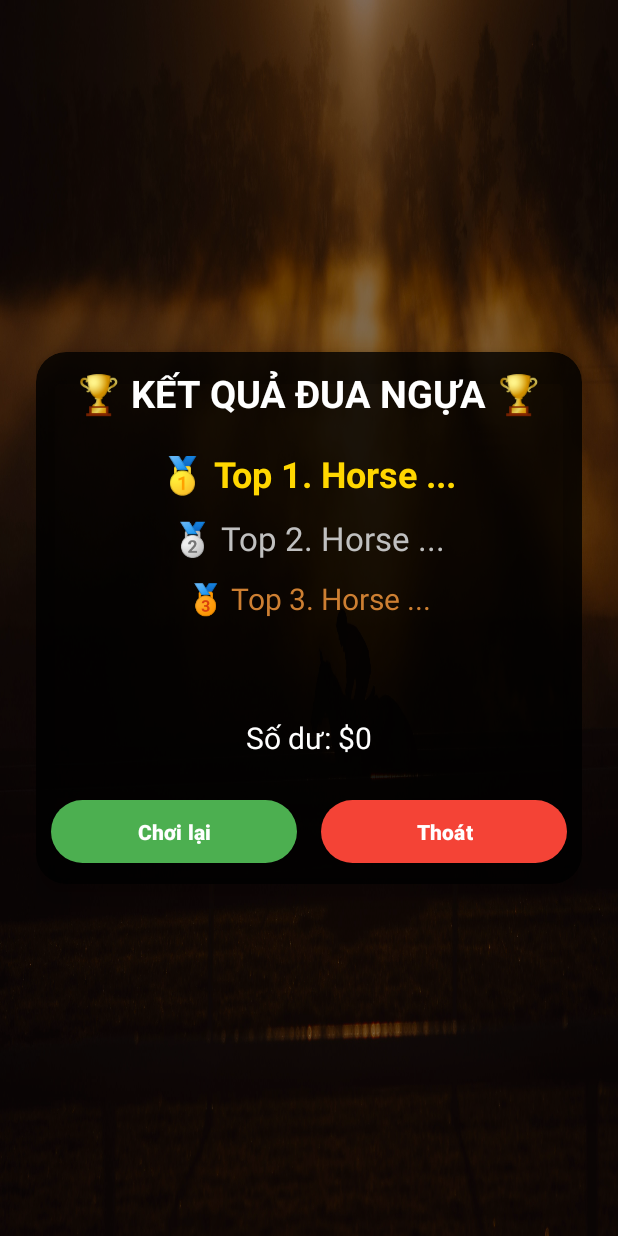
After one commit to HNThang18/PRM232-GroupProject, an Android app: the ResultActivity screen opened directly, with no data from a screen before it, on a phone screen of 412 x 824 dp. The commit adds this screen. Run offline under Robolectric (Android 15) with nearby library versions, the phone set to English and light mode, and no system bars; 1 statement that could not run was skipped.

Commit message:
Race Result

```diff
--- a/app/src/main/AndroidManifest.xml
+++ b/app/src/main/AndroidManifest.xml
@@ -16,6 +16,11 @@
             android:exported="false" />
 
         <activity
+            android:name=".ResultActivity"
+            android:exported="false" />
+
+
+        <activity
             android:name=".MainActivity"
             android:exported="true" />
 
--- a/app/src/main/java/com/example/group_2/MainActivity.java
+++ b/app/src/main/java/com/example/group_2/MainActivity.java
@@ -1,5 +1,6 @@
 package com.example.group_2;
 
+import android.content.Intent;
 import android.os.Bundle;
 import android.os.Handler;
 import android.os.Looper;
@@ -152,7 +153,21 @@ public class MainActivity extends AppCompatActivity {
 
                         Toast.makeText(MainActivity.this, result.toString(), Toast.LENGTH_LONG).show();
 
-                        resolveBet(rank.get(0)); // chỉ con về nhất
+                        int lastNetChange = resolveBet(rank.get(0)); // chỉ con về nhất
+
+                        String winLoseMsg;
+                        if (lastNetChange >= 0) {
+                            winLoseMsg = "Bạn đã THẮNG! +" + lastNetChange + "$";
+                        } else {
+                            winLoseMsg = "Bạn đã THUA " + (-lastNetChange) + "$";
+                        }
+
+                        Intent intent = new Intent(MainActivity.this, ResultActivity.class);
+                        intent.putIntegerArrayListExtra("rank", rank);
+                        intent.putExtra("winLose", winLoseMsg);
+                        intent.putExtra("balance", currentBalance);
+                        intent.putExtra("user", user);
+                        startActivity(intent);
 
                         btnStart.setEnabled(true);
                         btnReset.setEnabled(true);
@@ -287,7 +302,7 @@ public class MainActivity extends AppCompatActivity {
         Toast.makeText(this, "Bet placed: " + betMap.toString() + "  (total: $" + totalStake + ")", Toast.LENGTH_LONG).show();
     }
 
-    private void resolveBet(int winner) {
+    private int resolveBet(int winner) {
         int netChange = 0;
 
         for (Map.Entry<Integer, Integer> entry : betMap.entrySet()) {
@@ -328,6 +343,8 @@ public class MainActivity extends AppCompatActivity {
         if (user != null) {
             user.setMoney(currentBalance);
         }
+
+        return netChange;
     }
     private void updateBalancePreview() {
         int totalStake = 0;
--- /dev/null
+++ b/app/src/main/java/com/example/group_2/ResultActivity.java
@@ -0,0 +1,56 @@
+package com.example.group_2;
+
+import android.content.Intent;
+import android.os.Bundle;
+import android.widget.Button;
+import android.widget.TextView;
+
+import androidx.appcompat.app.AppCompatActivity;
+
+import java.util.ArrayList;
+
+public class ResultActivity extends AppCompatActivity {
+    @Override
+    protected void onCreate(Bundle savedInstanceState) {
+        super.onCreate(savedInstanceState);
+        setContentView(R.layout.result_layout);
+
+        TextView tvRank1 = findViewById(R.id.tvRank1);
+        TextView tvRank2 = findViewById(R.id.tvRank2);
+        TextView tvRank3 = findViewById(R.id.tvRank3);
+        TextView tvWinLose = findViewById(R.id.tvWinLose);
+        TextView tvMoneyResult = findViewById(R.id.tvMoneyResult);
+
+        Button btnPlayAgain = findViewById(R.id.btnPlayAgain);
+        Button btnExit = findViewById(R.id.btnExit);
+
+        Intent intent = getIntent();
+        ArrayList<Integer> rank = intent.getIntegerArrayListExtra("rank");
+        String winLoseMsg = intent.getStringExtra("winLose");
+        int balance = intent.getIntExtra("balance", 0);
+
+        // Gán kết quả
+        if (rank != null && rank.size() >= 3) {
+            tvRank1.setText("🥇 Top 1. Horse " + rank.get(0));
+            tvRank2.setText("🥈 Top 2. Horse " + rank.get(1));
+            tvRank3.setText("🥉 Top 3. Horse " + rank.get(2));
+        }
+
+        tvWinLose.setText(winLoseMsg);
+        if (winLoseMsg.contains("THẮNG")) {
+            tvWinLose.setTextColor(getResources().getColor(android.R.color.holo_green_light));
+        } else {
+            tvWinLose.setTextColor(getResources().getColor(android.R.color.holo_red_light));
+        }
+        tvMoneyResult.setText("Số dư: $" + balance);
+
+        btnPlayAgain.setOnClickListener(v -> {
+            Intent i = new Intent(ResultActivity.this, MainActivity.class);
+            i.putExtra("user", getIntent().getSerializableExtra("user"));
+            startActivity(i);
+            finish();
+        });
+
+        btnExit.setOnClickListener(v -> finishAffinity());
+    }
+}
--- /dev/null
+++ b/app/src/main/res/layout/result_layout.xml
@@ -0,0 +1,116 @@
+<?xml version="1.0" encoding="utf-8"?>
+<LinearLayout
+    xmlns:android="http://schemas.android.com/apk/res/android"
+    xmlns:app="http://schemas.android.com/apk/res-auto"
+    android:layout_width="match_parent"
+    android:layout_height="match_parent"
+    android:orientation="vertical"
+    android:gravity="center"
+    android:padding="24dp"
+    android:background="@drawable/bg_with_filter">
+
+    <!-- Khung kết quả -->
+    <androidx.cardview.widget.CardView
+        android:layout_width="match_parent"
+        android:layout_height="wrap_content"
+        app:cardCornerRadius="20dp"
+        app:cardElevation="10dp"
+        app:cardBackgroundColor="#CC000000"
+        android:padding="24dp">
+
+        <LinearLayout
+            android:layout_width="match_parent"
+            android:layout_height="wrap_content"
+            android:orientation="vertical"
+            android:gravity="center"
+            android:padding="10dp">
+
+            <TextView
+                android:id="@+id/tvTitle2"
+                android:layout_width="wrap_content"
+                android:layout_height="wrap_content"
+                android:text="🏆 KẾT QUẢ ĐUA NGỰA 🏆"
+                android:textSize="25sp"
+                android:textStyle="bold"
+                android:textColor="#FFFFFF"
+                android:layout_marginBottom="20dp"/>
+
+            <TextView
+                android:id="@+id/tvRank1"
+                android:layout_width="wrap_content"
+                android:layout_height="wrap_content"
+                android:text="🥇 Top 1. Horse ..."
+                android:textSize="24sp"
+                android:textStyle="bold"
+                android:textColor="#FFD700"
+                android:layout_marginBottom="12dp"/>
+
+            <TextView
+                android:id="@+id/tvRank2"
+                android:layout_width="wrap_content"
+                android:layout_height="wrap_content"
+                android:text="🥈 Top 2. Horse ..."
+                android:textSize="22sp"
+                android:textColor="#C0C0C0"
+                android:layout_marginBottom="12dp"/>
+
+            <TextView
+                android:id="@+id/tvRank3"
+                android:layout_width="wrap_content"
+                android:layout_height="wrap_content"
+                android:text="🥉 Top 3. Horse ..."
+                android:textSize="20sp"
+                android:textColor="#CD7F32"
+                android:layout_marginBottom="20dp"/>
+
+            <TextView
+                android:id="@+id/tvWinLose"
+                android:layout_width="wrap_content"
+                android:layout_height="wrap_content"
+                android:text="Bạn đã THẮNG!"
+                android:textSize="22sp"
+                android:textStyle="bold"
+                android:textColor="@android:color/holo_green_light"
+                android:layout_marginBottom="16dp"/>
+
+            <TextView
+                android:id="@+id/tvMoneyResult"
+                android:layout_width="wrap_content"
+                android:layout_height="wrap_content"
+                android:text="Số dư: $100"
+                android:textSize="20sp"
+                android:textColor="#FFFFFF"
+                android:layout_marginBottom="24dp"/>
+
+            <LinearLayout
+                android:layout_width="match_parent"
+                android:layout_height="wrap_content"
+                android:orientation="horizontal"
+                android:gravity="center">
+
+                <Button
+                    android:id="@+id/btnPlayAgain"
+                    android:layout_width="0dp"
+                    android:layout_height="50dp"
+                    android:layout_weight="1"
+                    android:layout_marginEnd="8dp"
+                    android:text="Chơi lại"
+                    android:textStyle="bold"
+                    android:textColor="#FFF"
+                    app:backgroundTint="#4CAF50"/>
+
+                <Button
+                    android:id="@+id/btnExit"
+                    android:layout_width="0dp"
+                    android:layout_height="50dp"
+                    android:layout_weight="1"
+                    android:layout_marginStart="8dp"
+                    android:text="Thoát"
+                    android:textStyle="bold"
+                    android:textColor="#FFF"
+                    app:backgroundTint="#F44336"/>
+            </LinearLayout>
+
+        </LinearLayout>
+    </androidx.cardview.widget.CardView>
+</LinearLayout>
```
